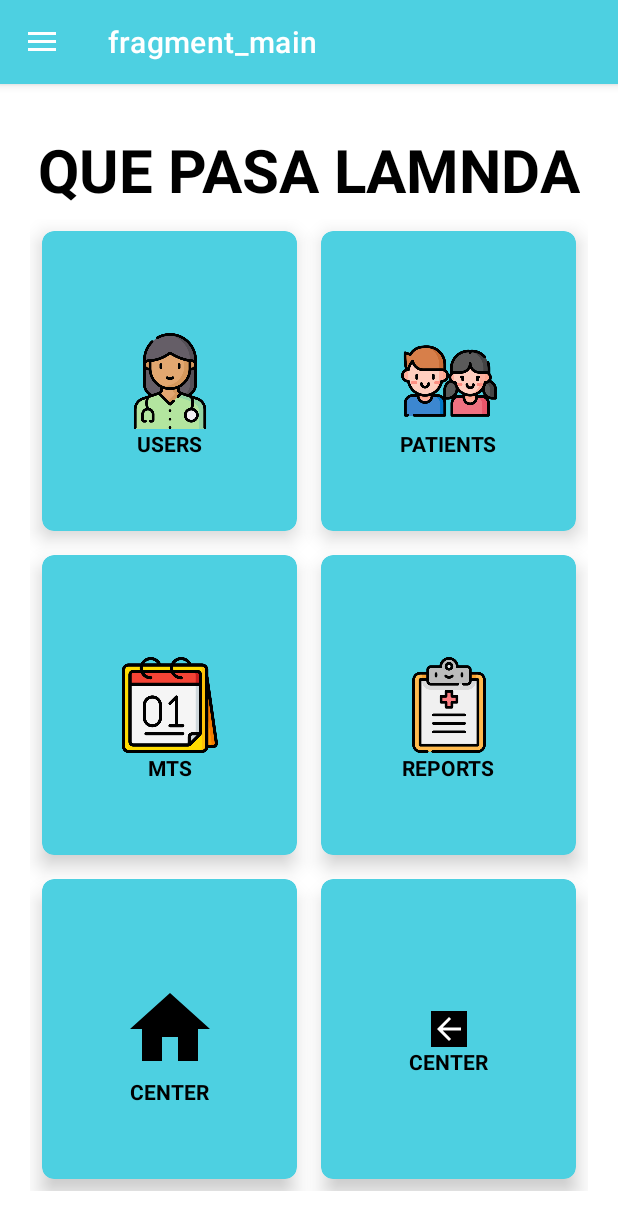
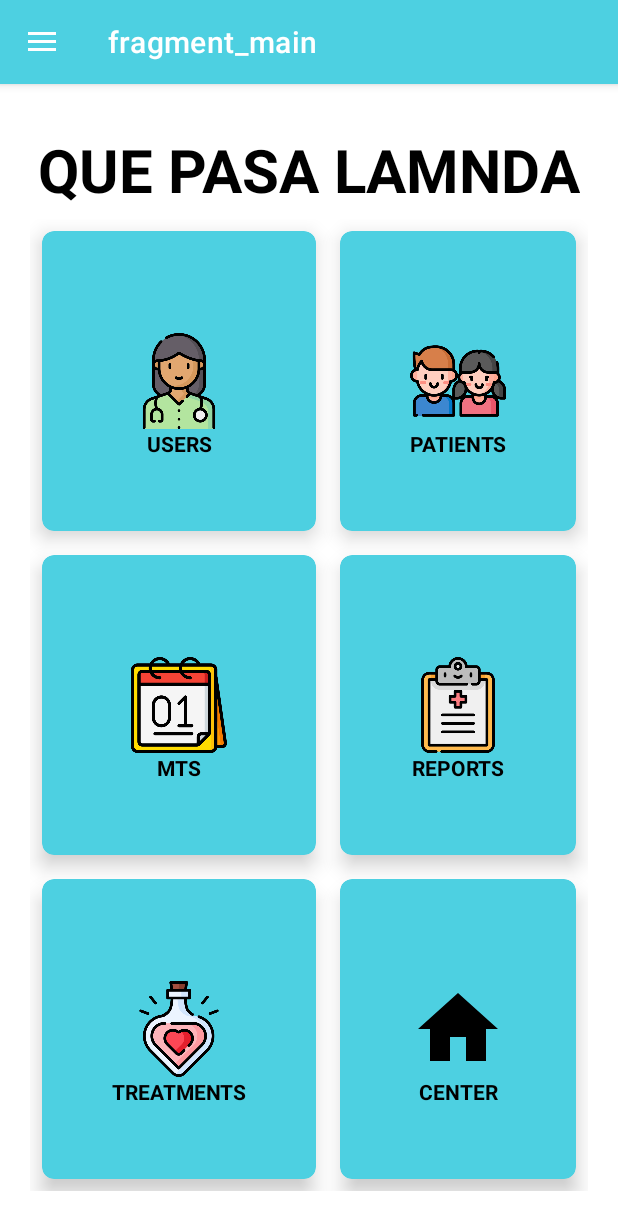
Before and after one commit to DanielItb/Yapp_Android, an Android app: the screen it shows after launch (MainActivity), on a phone screen of 412 x 824 dp. Shown: the top 1230 px of the screen. Run offline under Robolectric (Android 15) with nearby library versions, the phone set to English and light mode, and no system bars; our stand-ins replace navigation-ui.

Commit message:
Working in mainFragment posting ICONS

```diff
--- a/app/src/main/res/layout/fragment_main.xml
+++ b/app/src/main/res/layout/fragment_main.xml
@@ -62,7 +62,7 @@
                 <TextView
                     android:layout_width="wrap_content"
                     android:layout_height="wrap_content"
-                    android:text="USERS"
+                    android:text="@string/users"
                     android:textColor="@color/black"
                     android:textStyle="bold"
                     app:layout_constraintEnd_toEndOf="parent"
@@ -103,7 +103,7 @@
                 <TextView
                     android:layout_width="wrap_content"
                     android:layout_height="wrap_content"
-                    android:text="PATIENTS"
+                    android:text="@string/patients"
                     android:textColor="@color/black"
                     android:textStyle="bold"
                     app:layout_constraintEnd_toEndOf="parent"
@@ -144,7 +144,7 @@
                 <TextView
                     android:layout_width="wrap_content"
                     android:layout_height="wrap_content"
-                    android:text="MTS"
+                    android:text="@string/mts"
                     android:textColor="@color/black"
                     android:textStyle="bold"
                     app:layout_constraintEnd_toEndOf="parent"
@@ -186,7 +186,7 @@
                 <TextView
                     android:layout_width="wrap_content"
                     android:layout_height="wrap_content"
-                    android:text="REPORTS"
+                    android:text="@string/reports"
                     android:textColor="@color/black"
                     android:textStyle="bold"
                     app:layout_constraintEnd_toEndOf="parent"
@@ -218,7 +218,7 @@
                     android:id="@+id/imageView4"
                     android:layout_width="64dp"
                     android:layout_height="64dp"
-                    android:src="@drawable/clinica"
+                    android:src="@drawable/pocion_de_amor"
                     app:layout_constraintBottom_toBottomOf="parent"
                     app:layout_constraintEnd_toEndOf="parent"
                     app:layout_constraintStart_toStartOf="parent"
@@ -228,7 +228,7 @@
                 <TextView
                     android:layout_width="wrap_content"
                     android:layout_height="wrap_content"
-                    android:text="@string/center"
+                    android:text="@string/treatments"
                     android:textColor="@color/black"
                     android:textStyle="bold"
                     app:layout_constraintEnd_toEndOf="parent"
@@ -257,10 +257,9 @@
 
                 <ImageView
                     android:id="@+id/imageView5"
-                    android:layout_width="wrap_content"
-                    android:layout_height="wrap_content"
-                    android:background="@color/black"
-                    android:src="@drawable/abc_vector_test"
+                    android:layout_width="64dp"
+                    android:layout_height="64dp"
+                    android:src="@drawable/clinica"
                     app:layout_constraintBottom_toBottomOf="parent"
                     app:layout_constraintEnd_toEndOf="parent"
                     app:layout_constraintStart_toStartOf="parent"
@@ -270,7 +269,7 @@
                 <TextView
                     android:layout_width="wrap_content"
                     android:layout_height="wrap_content"
-                    android:text="CENTER"
+                    android:text="@string/center"
                     android:textColor="@color/black"
                     android:textStyle="bold"
                     app:layout_constraintEnd_toEndOf="parent"
--- a/app/src/main/res/values/strings.xml
+++ b/app/src/main/res/values/strings.xml
@@ -30,6 +30,12 @@
     <string name="patient">PATIENT</string>
     <string name="user">USER</string>
     <string name="center">CENTER</string>
+    <string name="treatments">TREATMENTS</string>
+    <string name="reports">REPORTS</string>
+    <string name="mts">MTS</string>
+    <string name="patients">PATIENTS</string>
+    <string name="users">USERS</string>
+    <string name="center">CENTER</string>
 
     <string-array name="payment_types">
         <item>Cuota</item>
```
Also changed, not shown: app/src/main/res/drawable/pocion_de_amor.png (added).
